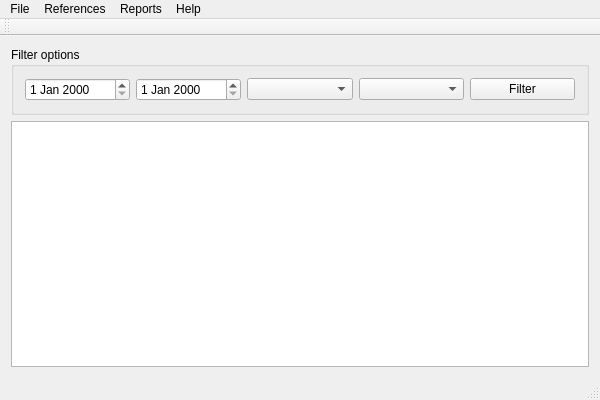
The window that TimeTracking/forms/timetracking.ui (atakz/TimeTracking) describes before a commit, drawn with Qt 5.
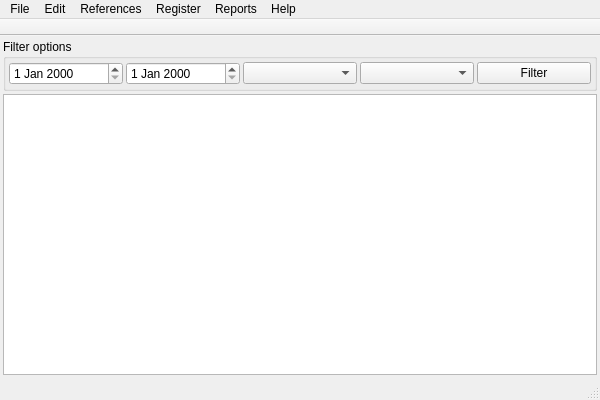
The same window after the commit. Icons and pictures are not drawn.

Commit message: menu, actions and images

What changed in the file:
```diff
--- a/TimeTracking/forms/timetracking.ui
+++ b/TimeTracking/forms/timetracking.ui
@@ -92,12 +92,31 @@
     <addaction name="actionAbout"/>
     <addaction name="actionHelp"/>
    </widget>
+   <widget class="QMenu" name="menuEdit">
+    <property name="title">
+     <string>Edit</string>
+    </property>
+    <addaction name="actionNewItem"/>
+    <addaction name="actionEditItem"/>
+    <addaction name="actionDeleteItem"/>
+   </widget>
+   <widget class="QMenu" name="menuRegister">
+    <property name="title">
+     <string>Register</string>
+    </property>
+    <addaction name="actionRegister"/>
+   </widget>
    <addaction name="menuFile"/>
+   <addaction name="menuEdit"/>
    <addaction name="menuReferences"/>
+   <addaction name="menuRegister"/>
    <addaction name="menuReports"/>
    <addaction name="menuHelp"/>
   </widget>
   <widget class="QToolBar" name="mainToolBar">
+   <property name="movable">
+    <bool>false</bool>
+   </property>
    <attribute name="toolBarArea">
     <enum>TopToolBarArea</enum>
    </attribute>
@@ -167,7 +186,7 @@
    </property>
   </action>
  </widget>
- <layoutdefault spacing="6" margin="11"/>
+ <layoutdefault spacing="3" margin="3"/>
  <resources>
   <include location="../timetracking.qrc"/>
  </resources>
```
Left out of the diff: 72 changed lines with no effect on the pictures. The commit also changes 6 other files.
